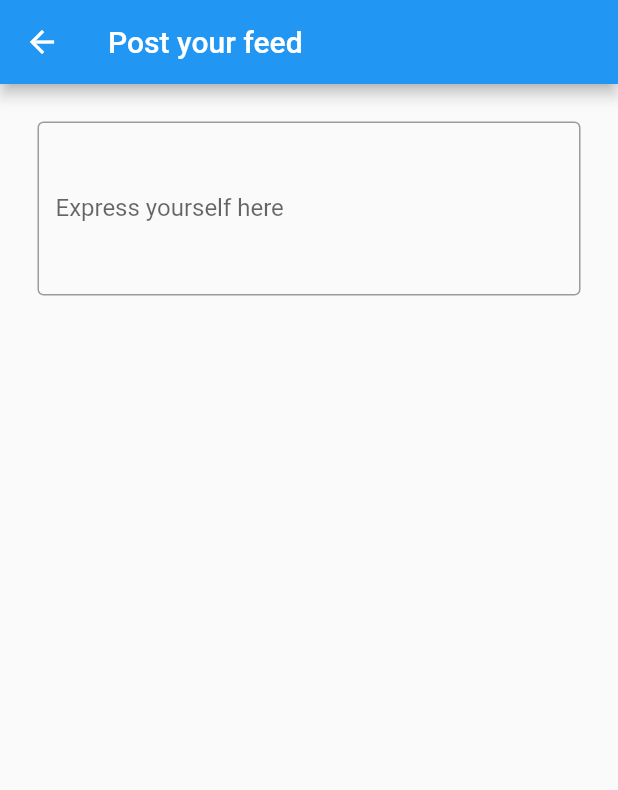
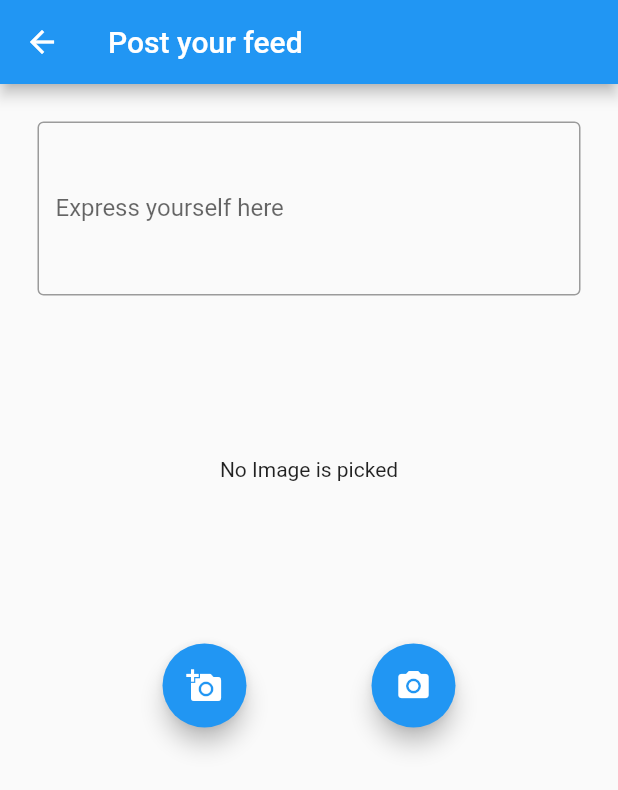
Before and after one commit to shekharkumargupta/family, a Flutter app: the PostForm screen opened directly, on a phone screen of 412 x 824 dp. Shown: the top 790 px of the screen. Run offline on Flutter 3.47's test engine with Material 2 defaults, Android fonts, the phone set to English and light mode, and no system bars; our stand-ins replace carousel_slider, image_picker; missing offline and left inert: loading_animations; network calls fail.

Commit message:
added camera and gallary on PostForm

```diff
--- a/lib/view/PostForm.dart
+++ b/lib/view/PostForm.dart
@@ -1,4 +1,7 @@
+import 'dart:io';
+import 'package:family/widgets/ImageSlider.dart';
 import 'package:flutter/material.dart';
+import 'package:image_picker/image_picker.dart';
 
 class PostForm extends StatefulWidget {
 
@@ -13,6 +16,32 @@ class PostForm extends StatefulWidget {
 class PostFormState extends State<PostForm> {
 
   final _formKey = GlobalKey<FormState>();
+  File imageFile;
+
+  Future getImageFromCamera() async {
+    PickedFile pickedFile = await ImagePicker().getImage(
+      source: ImageSource.camera,
+      maxWidth: 1800,
+      maxHeight: 1800,
+    );
+    if (pickedFile != null) {
+      setState(() {
+        imageFile = File(pickedFile.path);
+      });
+    }
+  }
+  Future getImageFromGallary() async {
+    PickedFile pickedFile = await ImagePicker().getImage(
+      source: ImageSource.gallery,
+      maxWidth: 1800,
+      maxHeight: 1800,
+    );
+    if (pickedFile != null) {
+      setState(() {
+        imageFile = File(pickedFile.path);
+      });
+    }
+  }
 
   @override
   Widget build(BuildContext context) {
@@ -33,6 +62,7 @@ class PostFormState extends State<PostForm> {
   }
 
   Widget createPostForm(BuildContext context){
+
     return Container(
       child: Form(
         child: Column(
@@ -45,6 +75,33 @@ class PostFormState extends State<PostForm> {
                 ),
                 labelText: 'Express yourself here'
               ),
+            ),
+            Padding(
+              padding: const EdgeInsets.all(16.0),
+              child: Container(
+                width: MediaQuery.of(context).size.width,
+                height: 200.0,
+                child: Center(
+                  child: imageFile == null
+                      ? Text("No Image is picked")
+                      : ImageSlider().createImageItem(imageFile.path),
+                ),
+              ),
+            ),
+            Row(
+              mainAxisAlignment: MainAxisAlignment.spaceEvenly,
+              children: <Widget>[
+                FloatingActionButton(
+                  onPressed: getImageFromCamera,
+                  tooltip: "pickImage",
+                  child: Icon(Icons.add_a_photo),
+                ),
+                FloatingActionButton(
+                  onPressed: getImageFromGallary,
+                  tooltip: "Pick Image",
+                  child: Icon(Icons.camera_alt),
+                )
+              ],
             )
           ],
         ),
--- a/pubspec.yaml
+++ b/pubspec.yaml
@@ -25,11 +25,14 @@ dependencies:
     sdk: flutter
 
 
+
   # The following adds the Cupertino Icons font to your application.
   # Use with the CupertinoIcons class for iOS style icons.
   cupertino_icons: ^1.0.2
   carousel_slider: ^4.0.0
   loading_animations: "^2.1.0"
+  path_provider: ^2.0.3
+  image_picker: ^0.8.4
 
 dev_dependencies:
   flutter_test:
```
Also changed, not shown: lib/widgets/TakePictureScreenWidget.dart (added, +20 -0 lines), pubspec.lock, 2 other files.
